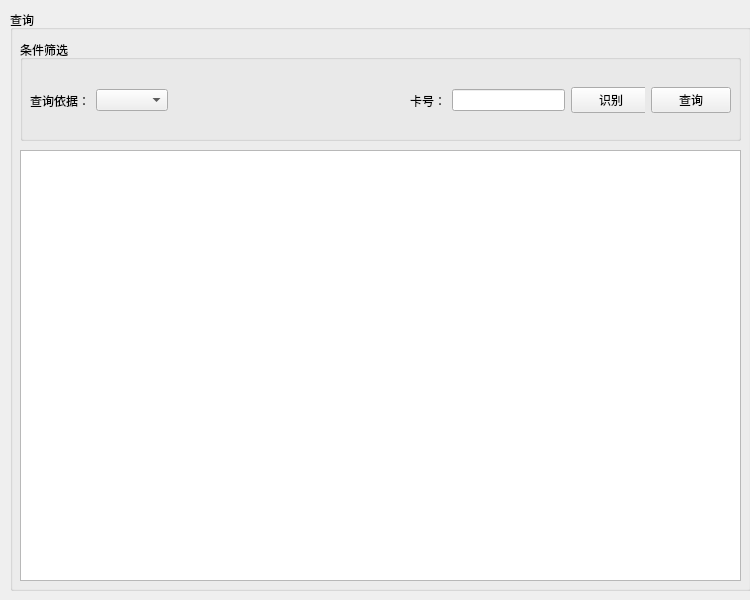
JyamlamLaiHust/MotorcrossManagementSystem, file CrossroadGradeManageSystem/pages/query/querypage.ui: the form before one commit.
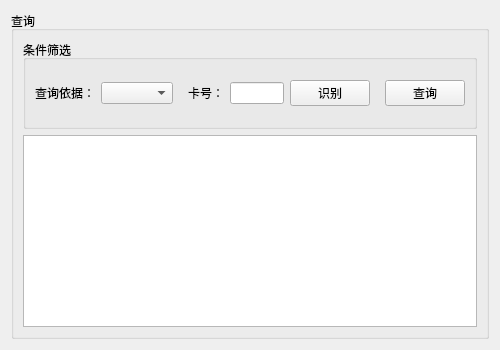
The form after the commit. The open tabs and pages were chosen to show the change.

The edit to the form file:
```diff
--- a/CrossroadGradeManageSystem/pages/query/querypage.ui
+++ b/CrossroadGradeManageSystem/pages/query/querypage.ui
@@ -6,46 +6,27 @@
    <rect>
     <x>0</x>
     <y>0</y>
-    <width>750</width>
-    <height>600</height>
+    <width>500</width>
+    <height>350</height>
    </rect>
   </property>
   <property name="windowTitle">
    <string>Form</string>
   </property>
+  <layout class="QHBoxLayout" name="horizontalLayout_2">
+   <item>
   <widget class="QGroupBox" name="groupBox">
-   <property name="geometry">
-    <rect>
-     <x>10</x>
-     <y>10</y>
-     <width>741</width>
-     <height>581</height>
-    </rect>
-   </property>
    <property name="title">
     <string>查询</string>
    </property>
+     <layout class="QGridLayout" name="gridLayout_3">
+      <item row="0" column="0">
    <widget class="QGroupBox" name="groupBox_2">
-    <property name="geometry">
-     <rect>
-      <x>10</x>
-      <y>30</y>
-      <width>721</width>
-      <height>101</height>
-     </rect>
-    </property>
     <property name="title">
      <string>条件筛选</string>
     </property>
-    <widget class="QWidget" name="horizontalLayoutWidget">
-     <property name="geometry">
-      <rect>
-       <x>10</x>
-       <y>25</y>
-       <width>701</width>
-       <height>71</height>
-      </rect>
-     </property>
+        <layout class="QGridLayout" name="gridLayout_2">
+         <item row="0" column="0">
      <layout class="QHBoxLayout" name="horizontalLayout">
       <item>
        <widget class="QLabel" name="query_label">
@@ -57,54 +38,35 @@
       <item>
        <widget class="QComboBox" name="comboBox"/>
       </item>
-      <item>
-       <spacer name="horizontalSpacer">
-        <property name="orientation">
-         <enum>Qt::Horizontal</enum>
-        </property>
-        <property name="sizeHint" stdset="0">
-         <size>
-          <width>40</width>
-          <height>20</height>
-         </size>
-        </property>
-       </spacer>
-      </item>
       <item>
        <widget class="QStackedWidget" name="stackedWidget">
         <property name="currentIndex">
          <number>2</number>
         </property>
         <widget class="QWidget" name="card_page">
-         <widget class="QWidget" name="horizontalLayoutWidget_2">
-          <property name="geometry">
-           <rect>
-            <x>0</x>
-            <y>0</y>
-            <width>241</width>
-            <height>71</height>
-           </rect>
-          </property>
-          <layout class="QHBoxLayout" name="horizontalLayout_2">
-           <item>
-            <widget class="QLabel" name="cardId_label">
-             <property name="text">
-              <string>卡号：</string>
-             </property>
-            </widget>
-           </item>
-           <item>
-            <widget class="QLineEdit" name="cardId_lineEdit"/>
-           </item>
-           <item>
+              <layout class="QGridLayout" name="gridLayout_4">
+               <item row="0" column="0">
+                <layout class="QGridLayout" name="gridLayout_5">
+                 <item row="0" column="2">
             <widget class="QPushButton" name="btn_recognise">
              <property name="text">
               <string>识别</string>
              </property>
             </widget>
            </item>
-          </layout>
-         </widget>
+                 <item row="0" column="1">
+                  <widget class="QLineEdit" name="cardId_lineEdit"/>
+                 </item>
+                 <item row="0" column="0">
+                  <widget class="QLabel" name="cardId_label">
+                   <property name="text">
+                    <string>卡号：</string>
+                   </property>
+                  </widget>
+                 </item>
+                </layout>
+               </item>
+              </layout>
         </widget>
         <widget class="QWidget" name="participantsName_page">
          <widget class="QWidget" name="horizontalLayoutWidget_4">
@@ -198,19 +160,17 @@
        </widget>
       </item>
      </layout>
-    </widget>
-   </widget>
-   <widget class="QTableView" name="tableView">
-    <property name="geometry">
-     <rect>
-      <x>10</x>
-      <y>140</y>
-      <width>721</width>
-      <height>431</height>
-     </rect>
-    </property>
-   </widget>
-  </widget>
+         </item>
+        </layout>
+       </widget>
+      </item>
+      <item row="1" column="0">
+       <widget class="QTableView" name="tableView"/>
+      </item>
+     </layout>
+    </widget>
+   </item>
+  </layout>
  </widget>
  <resources/>
  <connections/>
```
Left out of the diff: 26 changed lines with no effect on the pictures. Lines whose indentation alone changed are shown as unchanged.
